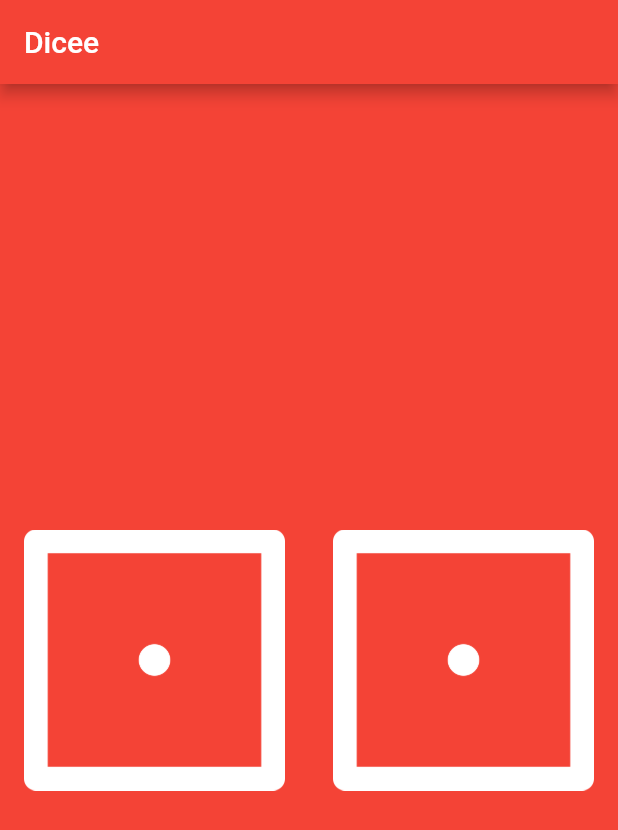
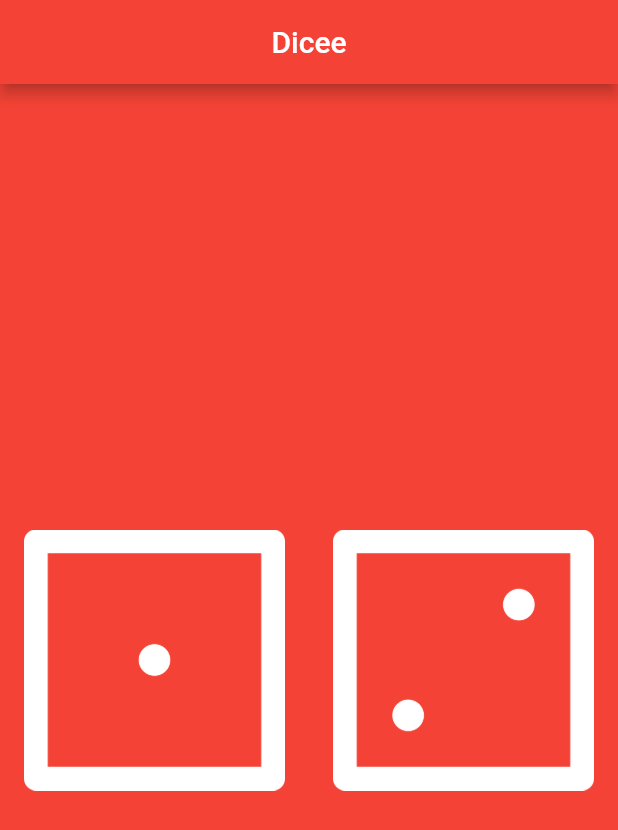
Before and after one commit to pratikrana1998/dice_flutter, a Flutter app: the screen it shows after launch, on a phone screen of 412 x 824 dp. Shown: the top 830 px of the screen. Run offline on Flutter 3.47's test engine with Material 2 defaults, Android fonts, the phone set to English and light mode, and no system bars.

Commit message:
gesture detection, using random num gen from dart:math and creating dice as a stateful widget

```diff
--- a/lib/main.dart
+++ b/lib/main.dart
@@ -1,4 +1,5 @@
 import 'package:flutter/material.dart';
+import 'dart:math';
 
 void main() {
   return runApp(
@@ -6,7 +7,7 @@ void main() {
       home: Scaffold(
         backgroundColor: Colors.red,
         appBar: AppBar(
-          title: Text('Dicee'),
+          title: Center(child: Text('Dicee')),
           backgroundColor: Colors.red,
         ),
         body: DicePage(),
@@ -15,22 +16,39 @@ void main() {
   );
 }
 
-class DicePage extends StatelessWidget {
+class DicePage extends StatefulWidget {
+  @override
+  _DicePageState createState() => _DicePageState();
+}
+
+class _DicePageState extends State<DicePage> {
+
+  int leftDiceNumber = 1;
+  int rightDiceNumber = 2;
+
   @override
   Widget build(BuildContext context) {
     return Center(
       child: Row(
         children: <Widget>[
           Expanded(
-            child: Padding(
-              padding: const EdgeInsets.all(16.0),
-              child: Image.asset('images/dice1.png'),
+            child: FlatButton(
+              onPressed: (){
+                setState(() {
+                  leftDiceNumber = Random().nextInt(6) + 1;
+                });
+              },
+              child: Image.asset('images/dice$leftDiceNumber.png'),
             ),
           ),
           Expanded(
-            child: Padding(
-              padding: const EdgeInsets.all(16.0),
-              child: Image.asset('images/dice1.png'),
+            child: FlatButton(
+              onPressed: (){
+                setState(() {
+                  rightDiceNumber = Random().nextInt(6) + 1;
+                });
+              },
+              child: Image.asset('images/dice$rightDiceNumber.png'),
             ),
           ),
         ],
```
